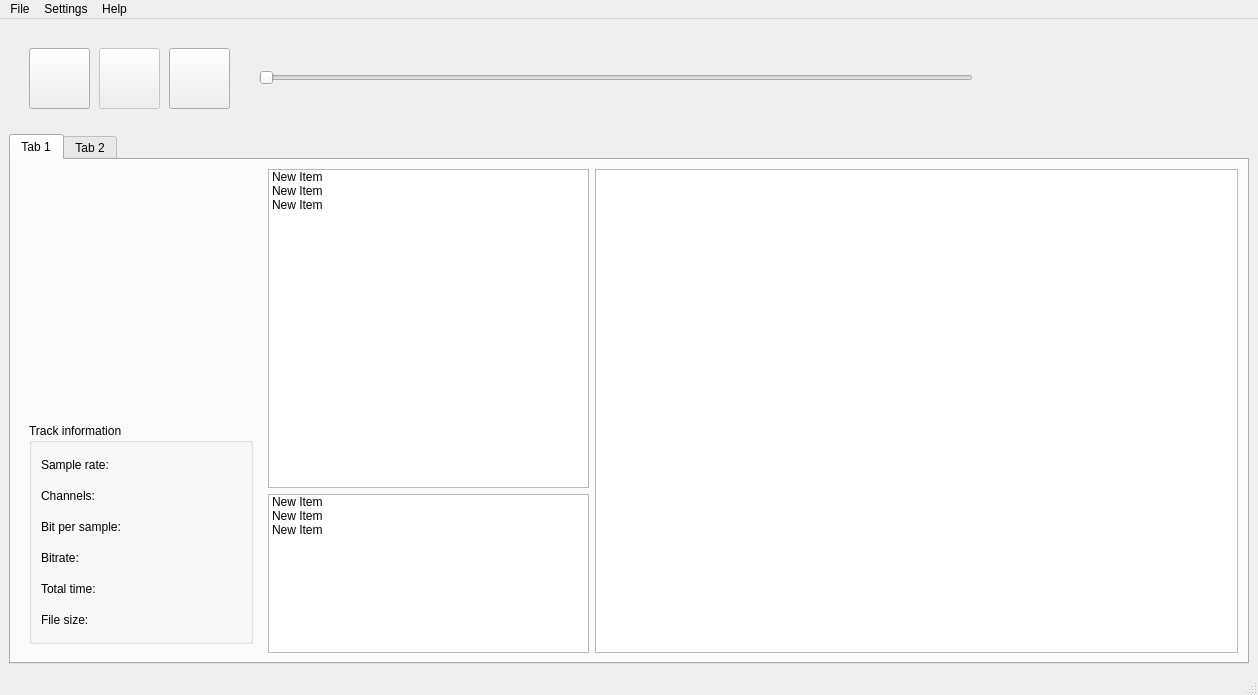
industral/RoteSonne, file rotesonne/src/qt/ui/mainWindow.ui: the form before one commit.
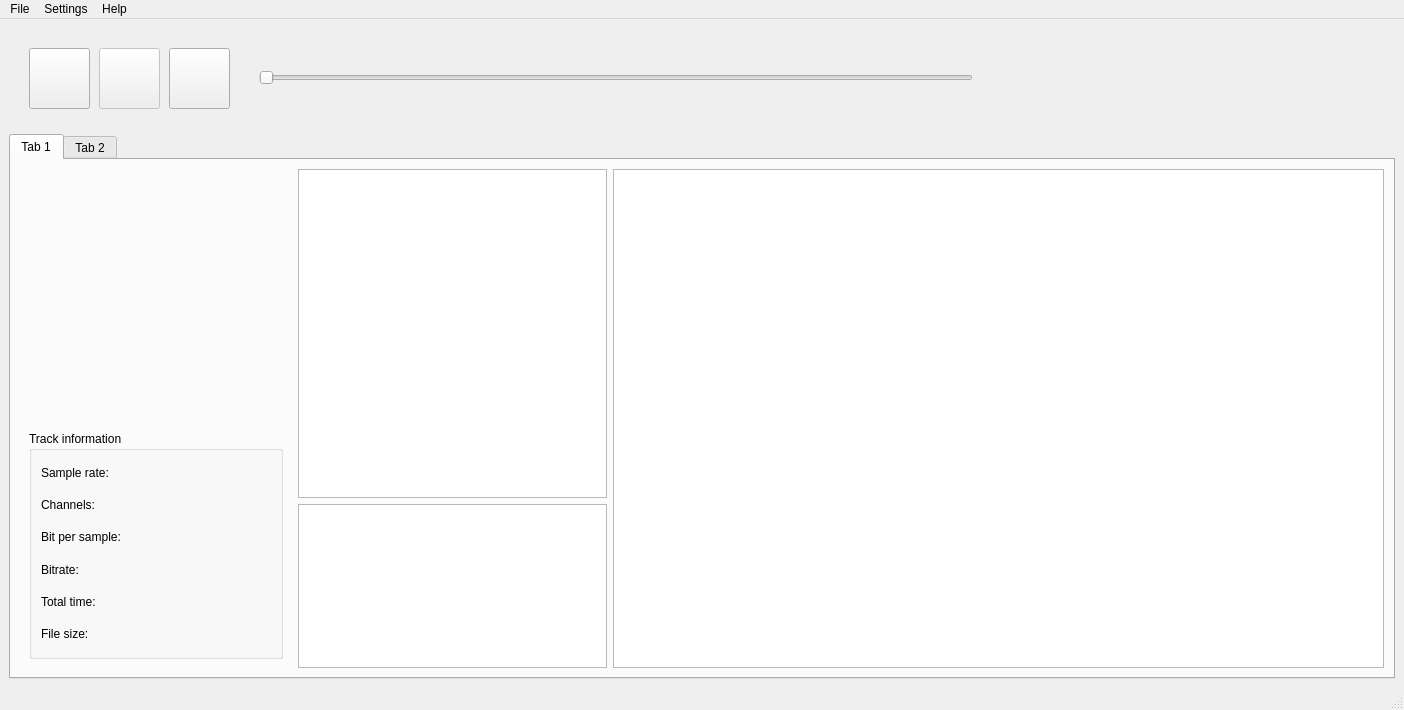
The form after the commit. Icons and pictures are not drawn.

```diff
--- a/rotesonne/src/qt/ui/mainWindow.ui
+++ b/rotesonne/src/qt/ui/mainWindow.ui
@@ -9,8 +9,8 @@
    <rect>
     <x>0</x>
     <y>0</y>
-    <width>1258</width>
-    <height>695</height>
+    <width>1404</width>
+    <height>710</height>
    </rect>
   </property>
   <property name="windowTitle">
@@ -345,46 +345,14 @@
          </layout>
         </item>
         <item>
-         <layout class="QHBoxLayout" name="horizontalLayout" stretch="1,2">
+         <layout class="QHBoxLayout" name="horizontalLayout" stretch="2,5">
           <item>
            <layout class="QVBoxLayout" name="verticalLayout_5" stretch="2,1">
             <item>
-             <widget class="QListWidget" name="alboumList">
-              <item>
-               <property name="text">
-                <string>New Item</string>
-               </property>
-              </item>
-              <item>
-               <property name="text">
-                <string>New Item</string>
-               </property>
-              </item>
-              <item>
-               <property name="text">
-                <string>New Item</string>
-               </property>
-              </item>
-             </widget>
+             <widget class="QListWidget" name="artistList"/>
             </item>
             <item>
-             <widget class="QListWidget" name="listWidget">
-              <item>
-               <property name="text">
-                <string>New Item</string>
-               </property>
-              </item>
-              <item>
-               <property name="text">
-                <string>New Item</string>
-               </property>
-              </item>
-              <item>
-               <property name="text">
-                <string>New Item</string>
-               </property>
-              </item>
-             </widget>
+             <widget class="QListWidget" name="albumList"/>
             </item>
            </layout>
           </item>
@@ -413,7 +381,7 @@
     <rect>
      <x>0</x>
      <y>0</y>
-     <width>1258</width>
+     <width>1404</width>
      <height>25</height>
     </rect>
    </property>
```
Left out of the diff: 8 changed lines with no effect on the pictures.
